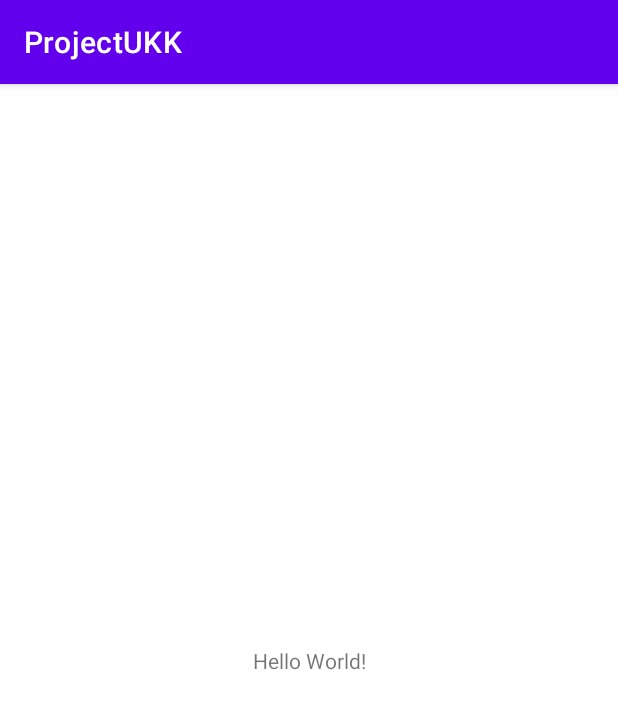
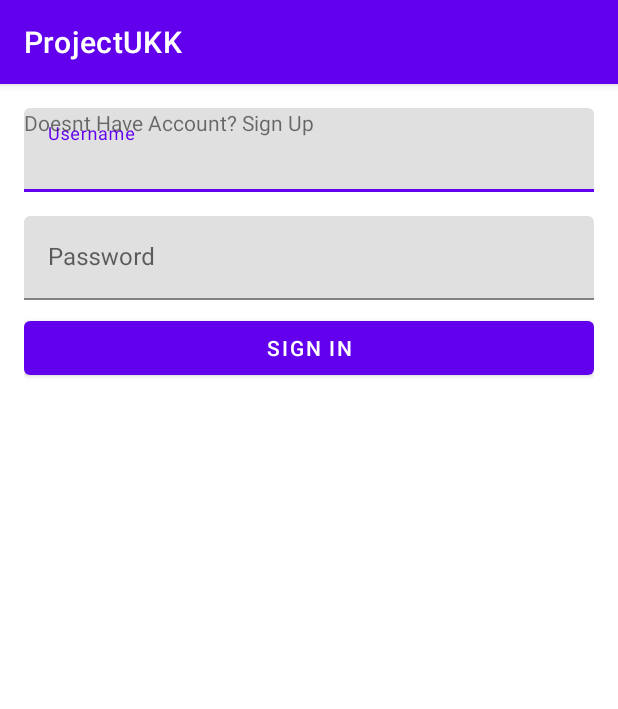
Before and after one commit to komangss/ProjectUKK, an Android app: the screen it shows after launch (MainActivity), on a phone screen of 412 x 824 dp. Shown: the top 709 px of the screen. Run offline under Robolectric (Android 15) with nearby library versions, the phone set to English and light mode, and no system bars.

Commit message:
add edit text component to layout

```diff
--- a/app/src/main/res/layout/activity_main.xml
+++ b/app/src/main/res/layout/activity_main.xml
@@ -4,15 +4,56 @@
     xmlns:tools="http://schemas.android.com/tools"
     android:layout_width="match_parent"
     android:layout_height="match_parent"
+    android:padding="16dp"
     tools:context=".ui.MainActivity">
 
+    <com.google.android.material.textfield.TextInputLayout
+        android:id="@+id/textInputLayout"
+        android:layout_width="match_parent"
+        android:layout_height="wrap_content"
+        android:hint="Username"
+        app:layout_constraintEnd_toEndOf="parent"
+        app:layout_constraintStart_toStartOf="parent"
+        app:layout_constraintTop_toTopOf="parent">
+
+        <com.google.android.material.textfield.TextInputEditText
+            android:id="@+id/text_view_activity_main_username"
+            android:layout_width="match_parent"
+            android:layout_height="wrap_content" />
+    </com.google.android.material.textfield.TextInputLayout>
+
+    <com.google.android.material.textfield.TextInputLayout
+        android:id="@+id/textInputLayout2"
+        android:layout_width="match_parent"
+        android:layout_height="wrap_content"
+        android:layout_marginTop="16dp"
+        android:hint="Password"
+        app:layout_constraintEnd_toEndOf="parent"
+        app:layout_constraintStart_toStartOf="parent"
+        app:layout_constraintTop_toBottomOf="@+id/textInputLayout">
+
+        <com.google.android.material.textfield.TextInputEditText
+            android:id="@+id/text_view_activity_main_password"
+            android:layout_width="match_parent"
+            android:layout_height="wrap_content" />
+    </com.google.android.material.textfield.TextInputLayout>
+
+    <Button
+        android:id="@+id/btn_activity_main_sign_in"
+        android:layout_width="match_parent"
+        android:layout_height="wrap_content"
+        android:layout_marginTop="8dp"
+        android:text="Sign In"
+        app:layout_constraintEnd_toEndOf="parent"
+        app:layout_constraintStart_toStartOf="parent"
+        app:layout_constraintTop_toBottomOf="@+id/textInputLayout2" />
+
     <TextView
-        android:layout_width="wrap_content"
+        android:layout_width="match_parent"
         android:layout_height="wrap_content"
-        android:text="Hello World!"
-        app:layout_constraintBottom_toBottomOf="parent"
-        app:layout_constraintLeft_toLeftOf="parent"
-        app:layout_constraintRight_toRightOf="parent"
-        app:layout_constraintTop_toTopOf="parent" />
-
+        android:layout_marginTop="4dp"
+        android:text="Doesnt Have Account? Sign Up"
+        app:layout_constraintEnd_toEndOf="parent"
+        app:layout_constraintStart_toStartOf="parent"
+        app:layout_constraintTop_toBottomOf="@+id/button" />
 </androidx.constraintlayout.widget.ConstraintLayout>
```
